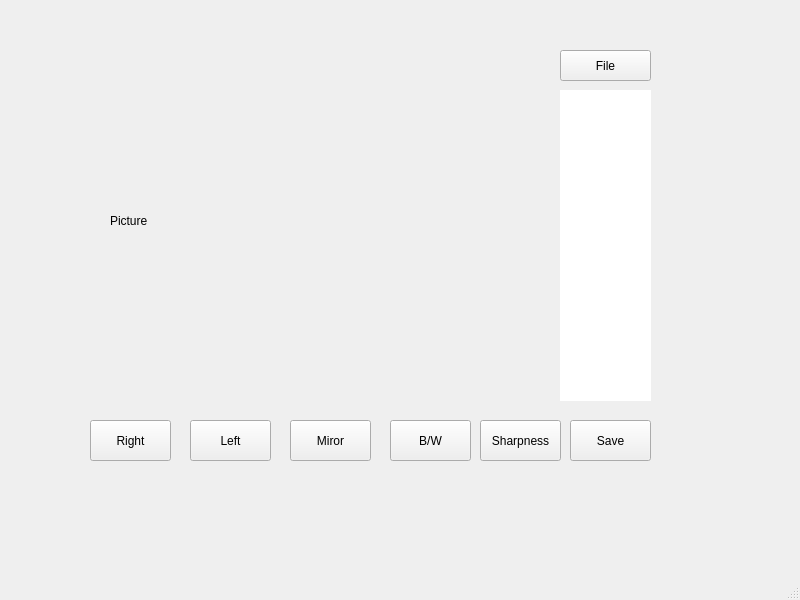
The window that untitled.ui (WindiKRockY/Whine-Whine) describes before a commit, drawn with Qt 5.
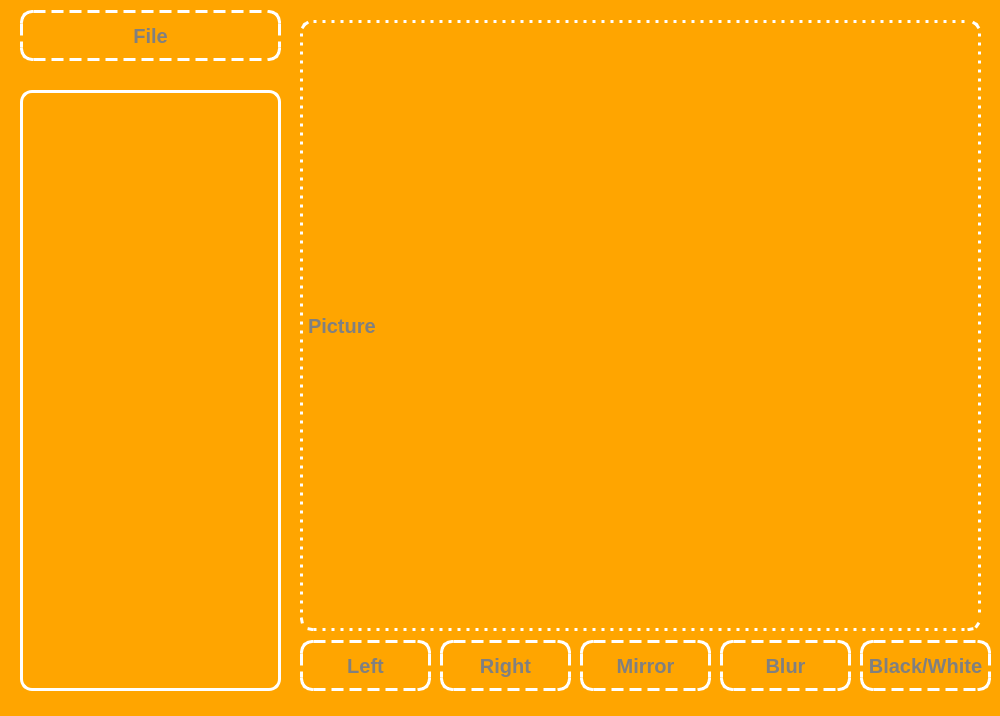
The same window after the commit.

The edit to the form file:
```diff
--- a/untitled.ui
+++ b/untitled.ui
@@ -6,143 +6,207 @@
    <rect>
     <x>0</x>
     <y>0</y>
-    <width>800</width>
-    <height>600</height>
+    <width>1000</width>
+    <height>716</height>
    </rect>
   </property>
   <property name="windowTitle">
-   <string>MainWindow</string>
+   <string>Photopop</string>
+  </property>
+  <property name="styleSheet">
+   <string notr="true">background:orange;
+color:gray;</string>
   </property>
   <widget class="QWidget" name="centralwidget">
-   <widget class="QPushButton" name="pushButton_2">
-    <property name="geometry">
-     <rect>
-      <x>570</x>
-      <y>420</y>
-      <width>81</width>
-      <height>41</height>
-     </rect>
-    </property>
-    <property name="text">
-     <string>Save</string>
-    </property>
-   </widget>
-   <widget class="QListWidget" name="listfile_win">
-    <property name="geometry">
-     <rect>
-      <x>560</x>
-      <y>90</y>
-      <width>91</width>
-      <height>311</height>
-     </rect>
-    </property>
-    <property name="styleSheet">
-     <string notr="true">color:black;
-border:2 px solid black;
-border-radius:10 px</string>
-    </property>
-   </widget>
-   <widget class="QPushButton" name="left_btn">
-    <property name="geometry">
-     <rect>
-      <x>190</x>
-      <y>420</y>
-      <width>81</width>
-      <height>41</height>
-     </rect>
-    </property>
-    <property name="text">
-     <string>Left</string>
-    </property>
-   </widget>
-   <widget class="QPushButton" name="right_btn_3">
-    <property name="geometry">
-     <rect>
-      <x>290</x>
-      <y>420</y>
-      <width>81</width>
-      <height>41</height>
-     </rect>
-    </property>
-    <property name="text">
-     <string>Miror</string>
-    </property>
-   </widget>
    <widget class="QPushButton" name="file">
     <property name="geometry">
      <rect>
-      <x>560</x>
-      <y>50</y>
-      <width>91</width>
-      <height>31</height>
+      <x>20</x>
+      <y>10</y>
+      <width>261</width>
+      <height>51</height>
      </rect>
     </property>
+    <property name="styleSheet">
+     <string notr="true">QPushButton {
+	border:3px dashed #ffffff;
+	border-radius: 12px;
+	font-size:20px;
+	font-weight:500;
+}
+
+QPushButton:pressed {
+	background-color:#2C2D2C;
+}
+</string>
+    </property>
     <property name="text">
      <string>File</string>
     </property>
    </widget>
-   <widget class="QPushButton" name="bw_btn">
+   <widget class="QListWidget" name="listpictures">
     <property name="geometry">
      <rect>
-      <x>390</x>
-      <y>420</y>
-      <width>81</width>
-      <height>41</height>
+      <x>20</x>
+      <y>90</y>
+      <width>261</width>
+      <height>601</height>
      </rect>
     </property>
-    <property name="text">
-     <string>B/W</string>
+    <property name="styleSheet">
+     <string notr="true">border:3px solid #ffffff;
+border-radius: 12px;
+font-size:20px;
+font-weight:500;</string>
     </property>
    </widget>
-   <widget class="QPushButton" name="right_btn">
+   <widget class="QLabel" name="pictures">
     <property name="geometry">
      <rect>
-      <x>90</x>
-      <y>420</y>
-      <width>81</width>
-      <height>41</height>
+      <x>300</x>
+      <y>20</y>
+      <width>681</width>
+      <height>611</height>
      </rect>
     </property>
-    <property name="text">
-     <string>Right</string>
-    </property>
-   </widget>
-   <widget class="QPushButton" name="sharp_btn">
-    <property name="geometry">
-     <rect>
-      <x>480</x>
-      <y>420</y>
-      <width>81</width>
-      <height>41</height>
-     </rect>
-    </property>
-    <property name="text">
-     <string>Sharpness</string>
-    </property>
-   </widget>
-   <widget class="QLabel" name="label">
-    <property name="geometry">
-     <rect>
-      <x>110</x>
-      <y>50</y>
-      <width>431</width>
-      <height>341</height>
-     </rect>
+    <property name="styleSheet">
+     <string notr="true">border:3px dotted #ffffff;
+border-radius: 12px;
+font-size:20px;
+font-weight:500;</string>
     </property>
     <property name="text">
      <string>Picture</string>
     </property>
    </widget>
-  </widget>
-  <widget class="QMenuBar" name="menubar">
-   <property name="geometry">
-    <rect>
-     <x>0</x>
-     <y>0</y>
-     <width>800</width>
-     <height>21</height>
-    </rect>
-   </property>
+   <widget class="QPushButton" name="left">
+    <property name="geometry">
+     <rect>
+      <x>300</x>
+      <y>640</y>
+      <width>131</width>
+      <height>51</height>
+     </rect>
+    </property>
+    <property name="styleSheet">
+     <string notr="true">QPushButton {
+	border:3px dashed #ffffff;
+	border-radius: 12px;
+	font-size:20px;
+	font-weight:500;
+}
+
+QPushButton:pressed {
+	background-color:#2C2D2C;
+}
+</string>
+    </property>
+    <property name="text">
+     <string>Left</string>
+    </property>
+   </widget>
+   <widget class="QPushButton" name="right">
+    <property name="geometry">
+     <rect>
+      <x>440</x>
+      <y>640</y>
+      <width>131</width>
+      <height>51</height>
+     </rect>
+    </property>
+    <property name="styleSheet">
+     <string notr="true">QPushButton {
+	border:3px dashed #ffffff;
+	border-radius: 12px;
+	font-size:20px;
+	font-weight:500;
+}
+
+QPushButton:pressed {
+	background-color:#2C2D2C;
+}
+</string>
+    </property>
+    <property name="text">
+     <string>Right</string>
+    </property>
+   </widget>
+   <widget class="QPushButton" name="mirror">
+    <property name="geometry">
+     <rect>
+      <x>580</x>
+      <y>640</y>
+      <width>131</width>
+      <height>51</height>
+     </rect>
+    </property>
+    <property name="styleSheet">
+     <string notr="true">QPushButton {
+	border:3px dashed #ffffff;
+	border-radius: 12px;
+	font-size:20px;
+	font-weight:500;
+}
+
+QPushButton:pressed {
+	background-color:#2C2D2C;
+}
+</string>
+    </property>
+    <property name="text">
+     <string>Mirror</string>
+    </property>
+   </widget>
+   <widget class="QPushButton" name="sharpness">
+    <property name="geometry">
+     <rect>
+      <x>720</x>
+      <y>640</y>
+      <width>131</width>
+      <height>51</height>
+     </rect>
+    </property>
+    <property name="styleSheet">
+     <string notr="true">QPushButton {
+	border:3px dashed #ffffff;
+	border-radius: 12px;
+	font-size:20px;
+	font-weight:500;
+}
+
+QPushButton:pressed {
+	background-color:#2C2D2C;
+}</string>
+    </property>
+    <property name="text">
+     <string>Blur</string>
+    </property>
+   </widget>
+   <widget class="QPushButton" name="b_w">
+    <property name="geometry">
+     <rect>
+      <x>860</x>
+      <y>640</y>
+      <width>131</width>
+      <height>51</height>
+     </rect>
+    </property>
+    <property name="styleSheet">
+     <string notr="true">QPushButton {
+	border:3px dashed #ffffff;
+	border-radius: 12px;
+	font-size:20px;
+	font-weight:500;
+}
+
+QPushButton:pressed {
+	background-color:#2C2D2C;
+}</string>
+    </property>
+    <property name="text">
+     <string>Black/White</string>
+    </property>
+   </widget>
   </widget>
   <widget class="QStatusBar" name="statusbar"/>
  </widget>
```
